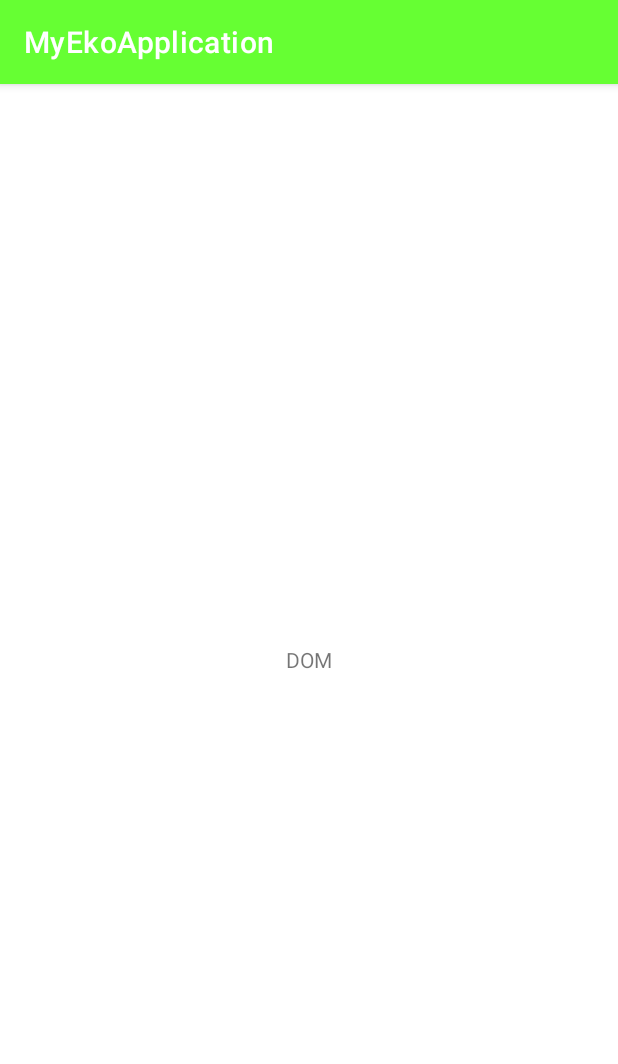
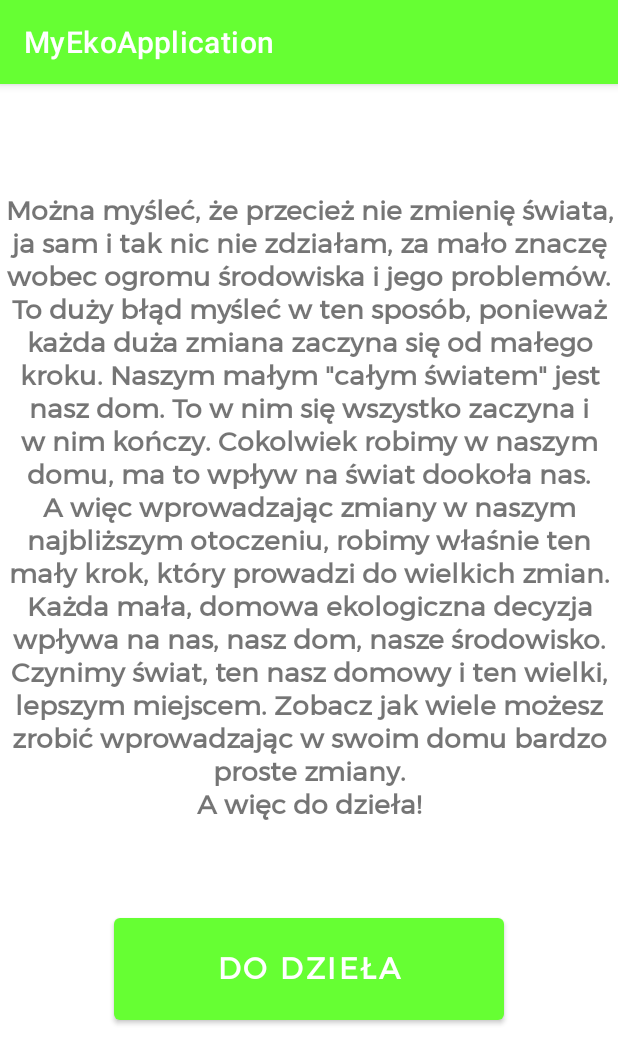
Before and after one commit to izabelaracz/MyEkoApplication, an Android app: the Dom screen opened directly, with no data from a screen before it, on a phone screen of 412 x 824 dp. Shown: the top 1064 px of the screen. Run offline under Robolectric (Android 15) with nearby library versions, the light colour scheme and no system bars; Roboto replaces fonts that are not available here.

Commit message:
Przygotowanie ekranów pod aktywność Dom

```diff
--- a/app/src/main/AndroidManifest.xml
+++ b/app/src/main/AndroidManifest.xml
@@ -14,6 +14,10 @@
         <activity android:name=".Quiz"></activity>
         <activity android:name=".QuizResult"></activity>
         <activity android:name=".Dom" />
+        <activity android:name=".DomTipy" />
+        <activity android:name=".Dom2Zycie" />
+        <activity android:name=".DomCzysto" />
+        <activity android:name=".DomZakupy" />
         <activity android:name=".Question" />
         <activity android:name=".Woda" />
         <activity android:name=".Sortowanie" />
--- a/app/src/main/java/com/example/myekoapplication/Dom.java
+++ b/app/src/main/java/com/example/myekoapplication/Dom.java
@@ -2,14 +2,37 @@ package com.example.myekoapplication;
 
 import androidx.appcompat.app.AppCompatActivity;
 
+import android.content.Intent;
 import android.os.Bundle;
+import android.view.View;
+import android.widget.Button;
+import android.widget.TextView;
 
 public class Dom extends AppCompatActivity {
+    private TextView textViewDom;
+    private Button buttonDalej;
+
 
     @Override
     protected void onCreate(Bundle savedInstanceState) {
         super.onCreate(savedInstanceState);
         setContentView(R.layout.activity_dom);
+
+        textViewDom = (TextView) findViewById(R.id.textViewDom);
+        textViewDom.setText("Można myśleć, że przecież nie zmienię świata, ja sam i tak nic nie zdziałam, za mało znaczę wobec ogromu środowiska i jego problemów. To duży błąd myśleć w ten sposób, ponieważ każda duża zmiana zaczyna się od małego kroku. Naszym małym \"całym światem\" jest nasz dom. To w nim się wszystko zaczyna i w nim kończy. Cokolwiek robimy w naszym domu, ma to wpływ na świat dookoła nas. A więc wprowadzając zmiany w naszym najbliższym otoczeniu, robimy właśnie ten mały krok, który prowadzi do wielkich zmian. Każda mała, domowa ekologiczna decyzja wpływa na nas, nasz dom, nasze środowisko. Czynimy świat, ten nasz domowy i ten wielki, lepszym miejscem. Zobacz jak wiele możesz zrobić wprowadzając w swoim domu bardzo proste zmiany.\nA więc do dzieła!");
+
+        buttonDalej = (Button) findViewById(R.id.buttonNextTip);
+        buttonDalej.setOnClickListener(new View.OnClickListener() {
+            @Override
+            public void onClick(View v) {
+                openDom();
+            }
+        });
+    }
+
+    private void openDom() {
+        Intent intent = new Intent(this, DomTipy.class);
+        startActivity(intent);
     }
 
     @Override
--- a/app/src/main/res/layout/activity_dom.xml
+++ b/app/src/main/res/layout/activity_dom.xml
@@ -8,9 +8,27 @@
     tools:context=".Dom">
 
     <TextView
+        android:id="@+id/textViewDom"
         android:layout_width="wrap_content"
         android:layout_height="wrap_content"
         android:layout_centerHorizontal="true"
-        android:layout_centerVertical="true"
-        android:text="DOM"/>
+        android:layout_marginTop="70dp"
+        android:fontFamily="@font/montserrat"
+        android:text="DOM"
+        android:textAlignment="center"
+        android:textSize="18sp"
+        android:textStyle="bold"
+        android:gravity="center" />
+
+    <Button
+        android:id="@+id/buttonNextTip"
+        android:layout_width="260dp"
+        android:layout_height="80dp"
+        android:layout_centerHorizontal="true"
+        android:layout_marginTop="550dp"
+        android:fontFamily="@font/montserrat"
+        android:text="Do dzieła"
+        android:textAllCaps="true"
+        android:textSize="19dp"
+        android:textStyle="bold" />
 </RelativeLayout>
--- /dev/null
+++ b/app/src/main/res/layout/activity_dom_czysto.xml
@@ -0,0 +1,6 @@
+<?xml version="1.0" encoding="utf-8"?>
+<androidx.constraintlayout.widget.ConstraintLayout
+    xmlns:android="http://schemas.android.com/apk/res/android" android:layout_width="match_parent"
+    android:layout_height="match_parent">
+
+</androidx.constraintlayout.widget.ConstraintLayout>
--- /dev/null
+++ b/app/src/main/res/layout/activity_dom_zakupy.xml
@@ -0,0 +1,6 @@
+<?xml version="1.0" encoding="utf-8"?>
+<androidx.constraintlayout.widget.ConstraintLayout
+    xmlns:android="http://schemas.android.com/apk/res/android" android:layout_width="match_parent"
+    android:layout_height="match_parent">
+
+</androidx.constraintlayout.widget.ConstraintLayout>
--- /dev/null
+++ b/app/src/main/res/layout/activity_dom_zycie.xml
@@ -0,0 +1,6 @@
+<?xml version="1.0" encoding="utf-8"?>
+<androidx.constraintlayout.widget.ConstraintLayout
+    xmlns:android="http://schemas.android.com/apk/res/android" android:layout_width="match_parent"
+    android:layout_height="match_parent">
+
+</androidx.constraintlayout.widget.ConstraintLayout>
```
Also changed, not shown: app/src/main/java/com/example/myekoapplication/Dom2Zycie.java (added, +14 -0 lines), app/src/main/java/com/example/myekoapplication/DomCzysto.java (added, +14 -0 lines), app/src/main/java/com/example/myekoapplication/DomTipy.java (added, +66 -0 lines), app/src/main/java/com/example/myekoapplication/DomZakupy.java (added, +14 -0 lines), app/src/main/res/layout/activity_dom_tipy.xml (added, +43 -0 lines).
